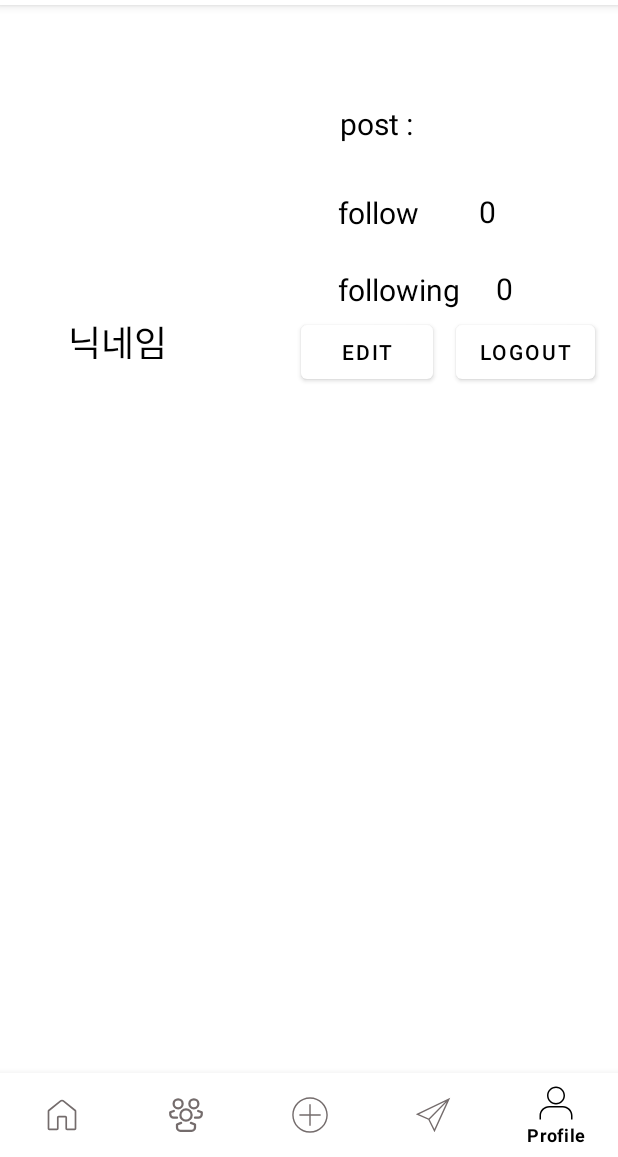
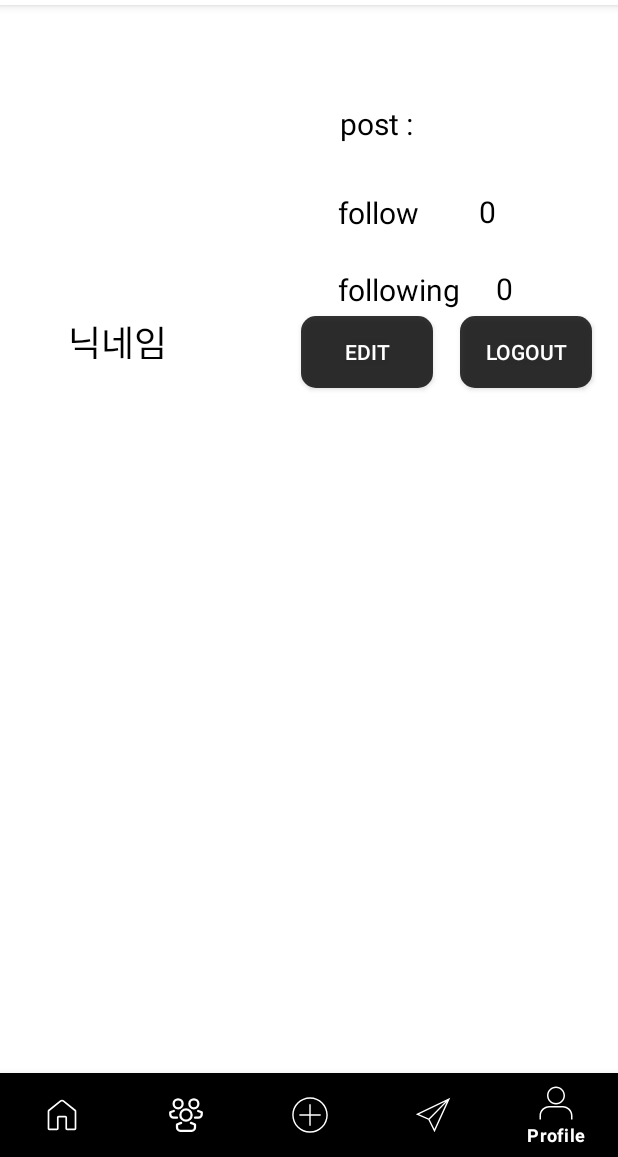
Before and after one commit to IIISIII/MemoryStack, an Android app: the screen it shows after launch once a user with an empty profile is signed in (MainActivity), item 5 of the bottom bar chosen, on a phone screen of 412 x 824 dp, the part 79-1236 px from its top. Run offline under Robolectric (Android 15) with nearby library versions, the phone set to English and light mode, and no system bars; our stand-ins replace Firebase (no records; nobody signed in at launch, a user with empty details on screens opened directly); 1 statement that could not run was skipped.

Commit message:
UI수정
- navgation bar 색상 변경
- profile, other, profilelist버튼 색상 변경

```diff
--- a/app/src/main/java/edu/sns/memorystack/fragment/FollowListFragment.kt
+++ b/app/src/main/java/edu/sns/memorystack/fragment/FollowListFragment.kt
@@ -9,6 +9,7 @@ import android.view.ViewGroup
 import android.widget.Button
 import android.widget.TextView
 import androidx.fragment.app.Fragment
+import androidx.recyclerview.widget.DividerItemDecoration
 import androidx.recyclerview.widget.LinearLayoutManager
 import androidx.recyclerview.widget.RecyclerView
 import com.google.firebase.firestore.*
@@ -44,6 +45,9 @@ class FollowListFragment: Fragment()
         followListAdapter = FollowListAdapter(userArrayList)
 
         recyclerView.adapter = followListAdapter
+        //밑줄 그어 구분 짓기
+        val dividerItemDecoration = DividerItemDecoration(recyclerView.context, LinearLayoutManager(activity).orientation)
+        recyclerView.addItemDecoration(dividerItemDecoration)
 
         //변경시 값 가져오기
         EventChangeListener()
@@ -51,7 +55,7 @@ class FollowListFragment: Fragment()
 
     private fun EventChangeListener() {
         db = FirebaseFirestore.getInstance()
-        db.collection("users")//.orderBy("email", Query.Direction.ASCENDING) //오름차순 정렬
+        db.collection("users").orderBy("nickname", Query.Direction.ASCENDING) //오름차순 정렬
             .addSnapshotListener(object : EventListener<QuerySnapshot> {
                 override fun onEvent(
                     value: QuerySnapshot?,
--- a/app/src/main/res/drawable/btn_color.xml
+++ b/app/src/main/res/drawable/btn_color.xml
@@ -1,13 +1,13 @@
 <?xml version="1.0" encoding="utf-8"?>
 <shape xmlns:android="http://schemas.android.com/apk/res/android">
     <!-- 버튼 색깔 -->
-    <solid android:color="#1473E6"/>
+    <solid android:color="#CC000000"/>
     <!-- 네 귀퉁이? 모양 -->
     <corners
-        android:bottomLeftRadius="5dp"
-        android:bottomRightRadius="5dp"
-        android:topLeftRadius="5dp"
-        android:topRightRadius="5dp"/>
+        android:bottomLeftRadius="10dp"
+        android:bottomRightRadius="10dp"
+        android:topLeftRadius="10dp"
+        android:topRightRadius="10dp"/>
     <!-- 테두리 색깔 -->
 
 </shape>
--- a/app/src/main/res/drawable/menu_selector_color.xml
+++ b/app/src/main/res/drawable/menu_selector_color.xml
@@ -1,7 +1,7 @@
 <?xml version="1.0" encoding="utf-8"?>
 <selector xmlns:android="http://schemas.android.com/apk/res/android">
-    <item android:color="#000000" android:state_checked="true" />
-    <item android:color="#746C6C" android:state_checked="false" />
+    <item android:color="#FFFFFF" android:state_checked="true" />
+    <item android:color="#FFFFFF" android:state_checked="false" />
 </selector>
 <!--
     <item android:color="#000000" android:state_checked="true" />
--- a/app/src/main/res/layout/activity_main.xml
+++ b/app/src/main/res/layout/activity_main.xml
@@ -19,6 +19,7 @@
         android:id="@+id/navigation"
         android:layout_width="0dp"
         android:layout_height="wrap_content"
+        android:background="#000000"
         app:itemIconTint="@drawable/menu_selector_color"
         app:itemTextColor="@drawable/menu_selector_color"
         app:layout_constraintBottom_toBottomOf="parent"
--- a/app/src/main/res/layout/activity_other.xml
+++ b/app/src/main/res/layout/activity_other.xml
@@ -49,7 +49,7 @@
         app:layout_constraintEnd_toEndOf="parent"
         app:layout_constraintTop_toBottomOf="@+id/other_follower" />
 
-    <Button
+    <android.widget.Button
         android:id="@+id/other_follow"
         android:layout_width="wrap_content"
         android:layout_height="wrap_content"
@@ -57,7 +57,9 @@
         android:layout_marginEnd="105dp"
         android:text="follow"
         app:layout_constraintEnd_toEndOf="parent"
-        app:layout_constraintTop_toBottomOf="@+id/other_following" />
+        app:layout_constraintTop_toBottomOf="@+id/other_following"
+        android:background="@drawable/btn_color"
+        android:textColor="#ffffff"/>
 
     <GridView
         android:id="@+id/other_post"
--- a/app/src/main/res/layout/profile_page.xml
+++ b/app/src/main/res/layout/profile_page.xml
@@ -81,7 +81,7 @@
         app:layout_constraintStart_toStartOf="parent"
         app:layout_constraintTop_toBottomOf="@+id/imageView" />
 
-    <Button
+    <android.widget.Button
         android:id="@+id/edit_profile"
         android:layout_width="wrap_content"
         android:layout_height="wrap_content"
@@ -89,16 +89,20 @@
         android:layout_marginTop="4dp"
         android:text="edit"
         app:layout_constraintStart_toEndOf="@+id/nickname"
-        app:layout_constraintTop_toBottomOf="@+id/following" />
+        app:layout_constraintTop_toBottomOf="@+id/following"
+        android:background="@drawable/btn_color"
+        android:textColor="#ffffff"/>
 
-    <Button
+    <android.widget.Button
         android:id="@+id/logout"
         android:layout_width="wrap_content"
         android:layout_height="wrap_content"
         android:text="LOGOUT"
         app:layout_constraintEnd_toEndOf="parent"
         app:layout_constraintStart_toEndOf="@+id/edit_profile"
-        app:layout_constraintTop_toTopOf="@+id/edit_profile" />
+        app:layout_constraintTop_toTopOf="@+id/edit_profile"
+        android:background="@drawable/btn_color"
+        android:textColor="#ffffff"/>
 
     <GridView
         android:layout_width="409dp"
```
Also changed, not shown: app/src/main/java/edu/sns/memorystack/adapter/FollowListAdapter.kt (+5 -4 lines), app/src/main/res/layout/list_follow.xml (+35 -17 lines), app/src/main/res/layout/post_list_item.xml (+45 -33 lines), app/src/main/res/layout/profile_edit.xml (+5 -2 lines).
